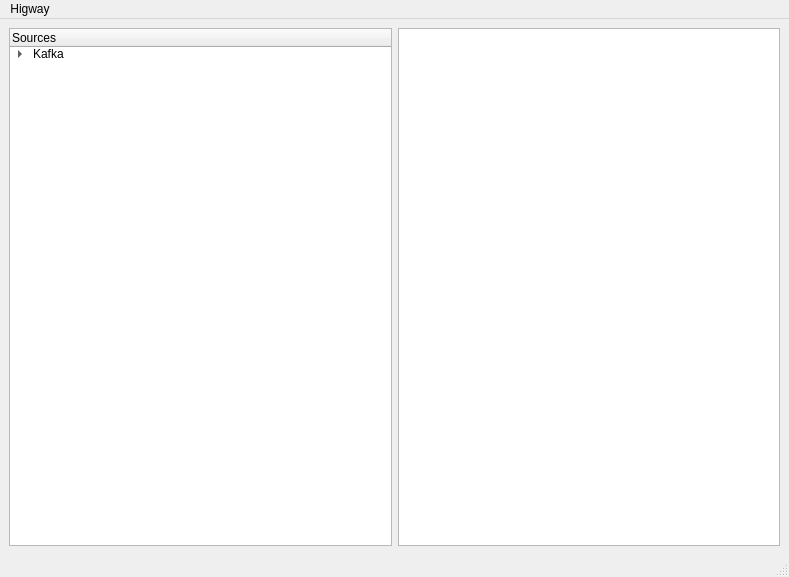
Before: the Qt Designer form src/main_window.ui in svgroz/highway, drawn with Qt 5.
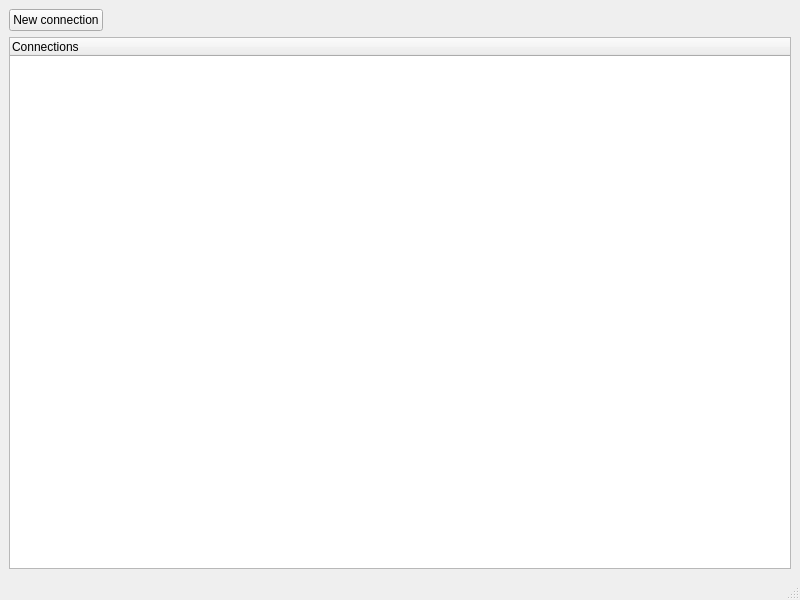
After: the same form once the commit is applied.

Diff of the .ui file:
```diff
--- a/src/main_window.ui
+++ b/src/main_window.ui
@@ -6,47 +6,48 @@
    <rect>
     <x>0</x>
     <y>0</y>
-    <width>789</width>
-    <height>577</height>
+    <width>800</width>
+    <height>600</height>
    </rect>
   </property>
   <property name="windowTitle">
    <string>MainWindow</string>
   </property>
   <widget class="QWidget" name="centralwidget">
-   <property name="maximumSize">
-    <size>
-     <width>16777215</width>
-     <height>16777215</height>
-    </size>
-   </property>
-   <layout class="QVBoxLayout" name="verticalLayout_2">
+   <layout class="QVBoxLayout" name="verticalLayout">
     <item>
      <layout class="QHBoxLayout" name="horizontalLayout">
       <item>
-       <widget class="QTreeWidget" name="treeWidget">
-        <column>
-         <property name="text">
-          <string>Sources</string>
-         </property>
-        </column>
-        <item>
-         <property name="text">
-          <string>Kafka</string>
-         </property>
-         <item>
-          <property name="text">
-           <string>New Subitem</string>
-          </property>
-         </item>
-        </item>
+       <widget class="QPushButton" name="newConnectionButton">
+        <property name="text">
+         <string>New connection</string>
+        </property>
        </widget>
       </item>
       <item>
-       <widget class="QTableView" name="connectionData"/>
+       <spacer name="horizontalSpacer">
+        <property name="orientation">
+         <enum>Qt::Horizontal</enum>
+        </property>
+        <property name="sizeHint" stdset="0">
+         <size>
+          <width>40</width>
+          <height>20</height>
+         </size>
+        </property>
+       </spacer>
       </item>
      </layout>
     </item>
+    <item>
+     <widget class="QTreeWidget" name="connectionsTreeWidget">
+      <column>
+       <property name="text">
+        <string>Connections</string>
+       </property>
+      </column>
+     </widget>
+    </item>
    </layout>
   </widget>
   <widget class="QMenuBar" name="menubar">
@@ -54,17 +55,10 @@
     <rect>
      <x>0</x>
      <y>0</y>
-     <width>789</width>
+     <width>800</width>
      <height>24</height>
     </rect>
    </property>
-   <widget class="QMenu" name="menuHigway">
-    <property name="title">
-     <string>Higway</string>
-    </property>
-    <addaction name="actionAdd_connection"/>
-   </widget>
-   <addaction name="menuHigway"/>
   </widget>
   <widget class="QStatusBar" name="statusbar"/>
   <action name="actionjyg">
```
Left out of the diff: 15 changed lines with no effect on the pictures.
